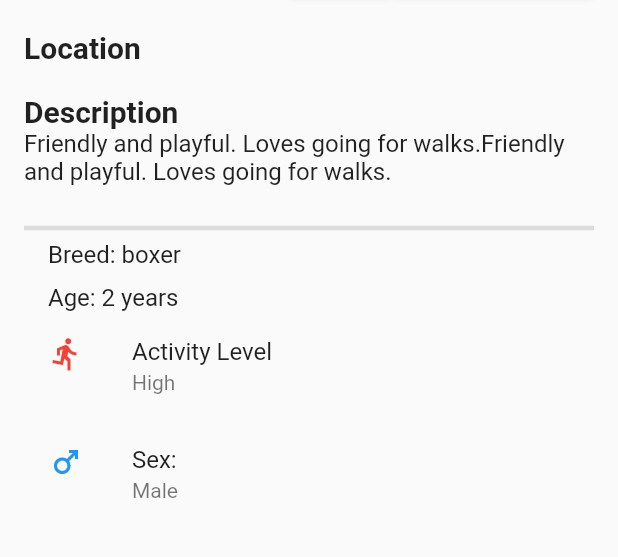
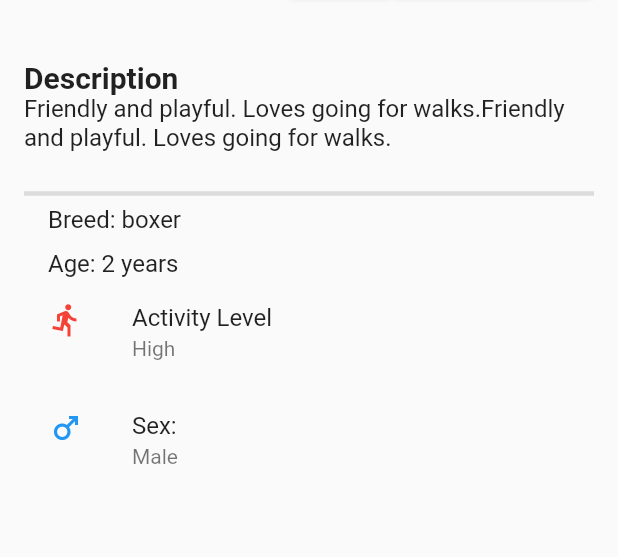
Before and after one commit to EllaGab09/adoption_app, a Flutter app: the AnimalDetailScreen screen opened directly with sample values from the repository, on a phone screen of 412 x 824 dp, the part 555-1112 px from its top. Run offline on Flutter 3.47's test engine with Material 2 defaults, Android fonts, the light colour scheme and no system bars; our stand-ins replace cloud_firestore, firebase_core, flutter_riverpod, google_fonts, google_maps_flutter, sign_in_button; accounts and stored records are empty; network calls fail.

Commit message:
removed location from pet details s creen

```diff
--- a/lib/screens/animal_details_screen.dart
+++ b/lib/screens/animal_details_screen.dart
@@ -218,13 +218,7 @@ class AnimalDetailScreen extends ConsumerWidget {
                   ],
                 ),
                 const SizedBox(height: 20),
-                const Text(
-                  'Location',
-                  style: TextStyle(
-                    fontSize: 20,
-                    fontWeight: FontWeight.bold,
-                  ),
-                ),
+
                 //Text(animal.location),
                 const SizedBox(height: 20),
                 const Text(
```
